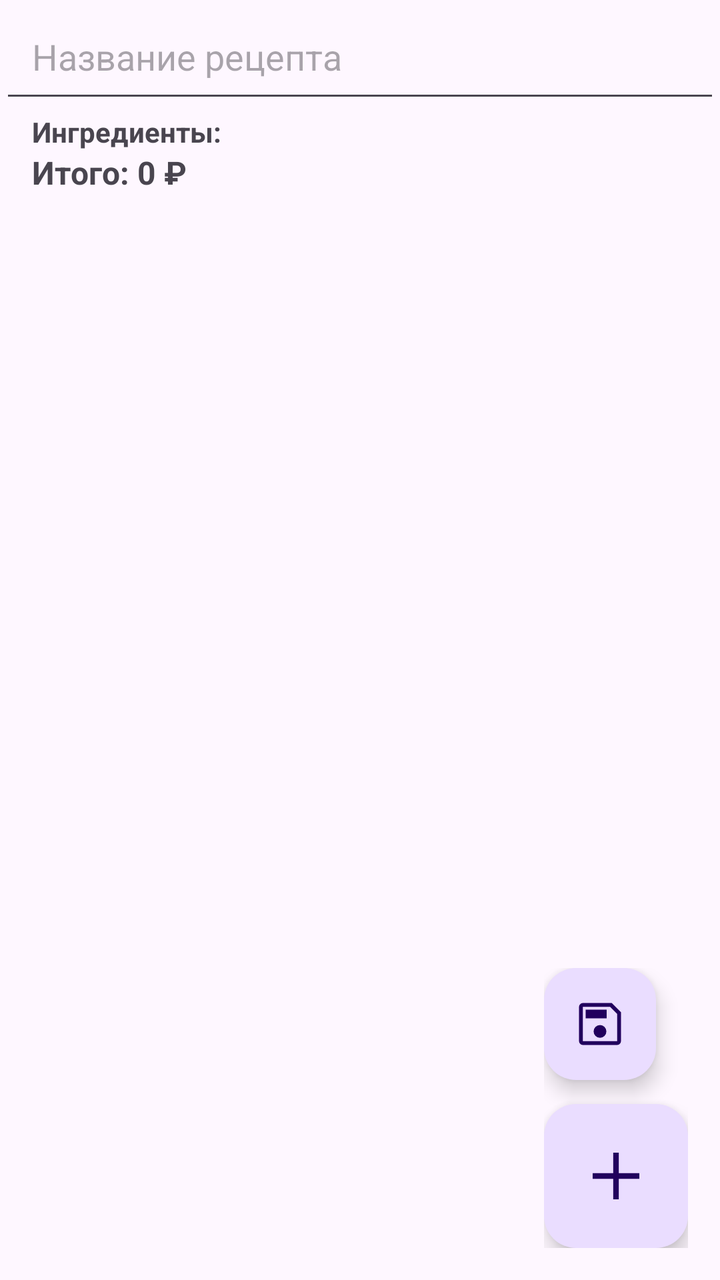
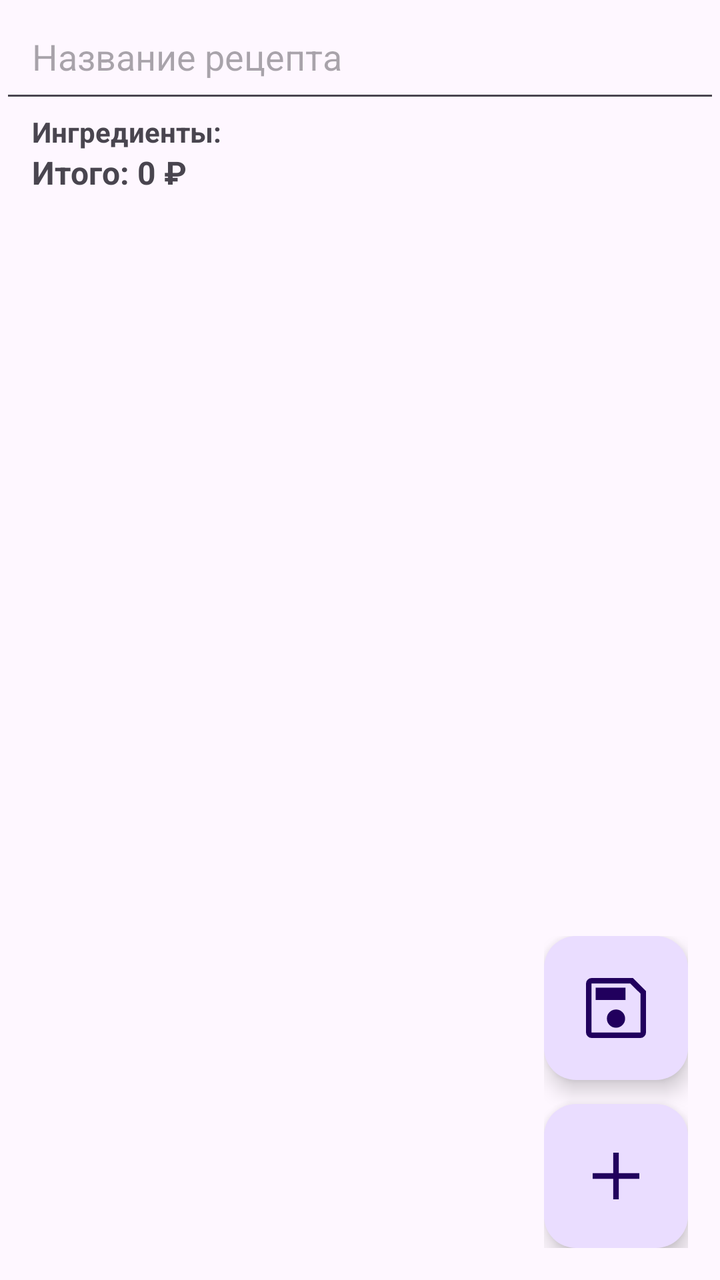

The first picture is an Android layout as it rendered before a commit; the second is the same layout after the commit. The layout source and the unified diff follow.
<!-- AndroidManifest.xml: application theme Theme.CondiCalc -->
<!-- res/layout/activity_add_recipe.xml -->
<?xml version="1.0" encoding="utf-8"?>
<FrameLayout xmlns:android="http://schemas.android.com/apk/res/android"
    xmlns:app="http://schemas.android.com/apk/res-auto"
    android:layout_width="match_parent"
    android:layout_height="match_parent"
    android:fitsSystemWindows="true">

    <LinearLayout
        android:layout_width="match_parent"
        android:layout_height="match_parent"
        android:orientation="vertical">

        <EditText
            android:id="@+id/recipeNameInput"
            android:layout_width="match_parent"
            android:layout_height="wrap_content"
            android:padding="16dp"
            android:hint="Название рецепта"
            android:inputType="textCapSentences" />

        <TextView
            android:layout_width="match_parent"
            android:layout_height="wrap_content"
            android:paddingStart="16dp"
            android:paddingEnd="16dp"
            android:text="Ингредиенты:"
            android:textStyle="bold" />

        <TextView
            android:id="@+id/totalText"
            android:layout_width="match_parent"
            android:layout_height="wrap_content"
            android:paddingStart="16dp"
            android:paddingEnd="16dp"
            android:paddingBottom="8dp"
            android:text="Итого: 0 ₽"
            android:textStyle="bold"
            android:textSize="16sp" />

        <androidx.recyclerview.widget.RecyclerView
            android:id="@+id/ingredientEditList"
            android:layout_width="match_parent"
            android:layout_height="0dp"
            android:layout_weight="1"
            android:paddingBottom="96dp"
            android:clipToPadding="false" />
    </LinearLayout>

    <LinearLayout
        android:layout_width="wrap_content"
        android:layout_height="wrap_content"
        android:layout_gravity="bottom|end"
        android:layout_margin="16dp"
        android:orientation="vertical">

        <com.google.android.material.floatingactionbutton.FloatingActionButton
            android:id="@+id/saveRecipeBtn"
            android:layout_width="wrap_content"
            android:layout_height="wrap_content"
            android:layout_marginBottom="12dp"
            android:contentDescription="Сохранить рецепт"
            app:fabCustomSize="56dp"
            app:maxImageSize="28dp"
            app:srcCompat="@drawable/ic_save" />

        <com.google.android.material.floatingactionbutton.FloatingActionButton
            android:id="@+id/addIngredientBtn"
            android:layout_width="wrap_content"
            android:layout_height="wrap_content"
            android:contentDescription="Добавить ингредиент"
            app:fabCustomSize="72dp"
            app:maxImageSize="40dp"
            app:srcCompat="@drawable/ic_add" />
    </LinearLayout>
</FrameLayout>
<!-- resources referenced by this layout -->
<resources>
  <!-- drawable ic_add (drawable) -->
  <vector xmlns:android="http://schemas.android.com/apk/res/android"
      android:width="40dp"
      android:height="40dp"
      android:viewportWidth="40"
      android:viewportHeight="40">
      <path
          android:fillColor="#FF000000"
          android:pathData="M18.61 21.39H8.33V18.61H18.61V8.33h2.78V18.61H31.67v2.78H21.39V31.67H18.61V21.39Z"/>
  </vector>
  <!-- drawable ic_save (drawable) -->
  <vector xmlns:android="http://schemas.android.com/apk/res/android"
      android:width="40dp"
      android:height="40dp"
      android:viewportWidth="40"
      android:viewportHeight="40">
      <path
          android:fillColor="#FF000000"
          android:pathData="M35 11.58V32.22q0 1.12-0.83 1.95T32.22 35H7.78q-1.12 0-1.95-0.83T5 32.22V7.78Q5 6.65 5.83 5.83T7.78 5H28.42L35 11.58Zm-2.78 1.22L27.19 7.78H7.78V32.22H32.22V12.81Zm-9 15.73q1.33-1.33 1.33-3.22t-1.33-3.23-3.22-1.33-3.23 1.33T15.44 25.3t1.33 3.23 3.22 1.33 3.23-1.33ZM9.81 16H24.75V9.81H9.81V16ZM7.78 12.81V32.22 7.78v5.03Z"/>
  </vector>
  <style name="Theme.CondiCalc" parent="Theme.Material3.DayNight.NoActionBar" />
</resources>

<!-- the commit's change to res/layout/activity_add_recipe.xml (unified diff, before → after) -->
@@ -42,7 +42,7 @@
             android:layout_width="match_parent"
             android:layout_height="0dp"
             android:layout_weight="1"
-            android:paddingBottom="96dp"
+            android:paddingBottom="196dp"
             android:clipToPadding="false" />
     </LinearLayout>
 
@@ -59,8 +59,8 @@
             android:layout_height="wrap_content"
             android:layout_marginBottom="12dp"
             android:contentDescription="Сохранить рецепт"
-            app:fabCustomSize="56dp"
-            app:maxImageSize="28dp"
+            app:fabCustomSize="72dp"
+            app:maxImageSize="40dp"
             app:srcCompat="@drawable/ic_save" />
 
         <com.google.android.material.floatingactionbutton.FloatingActionButton
